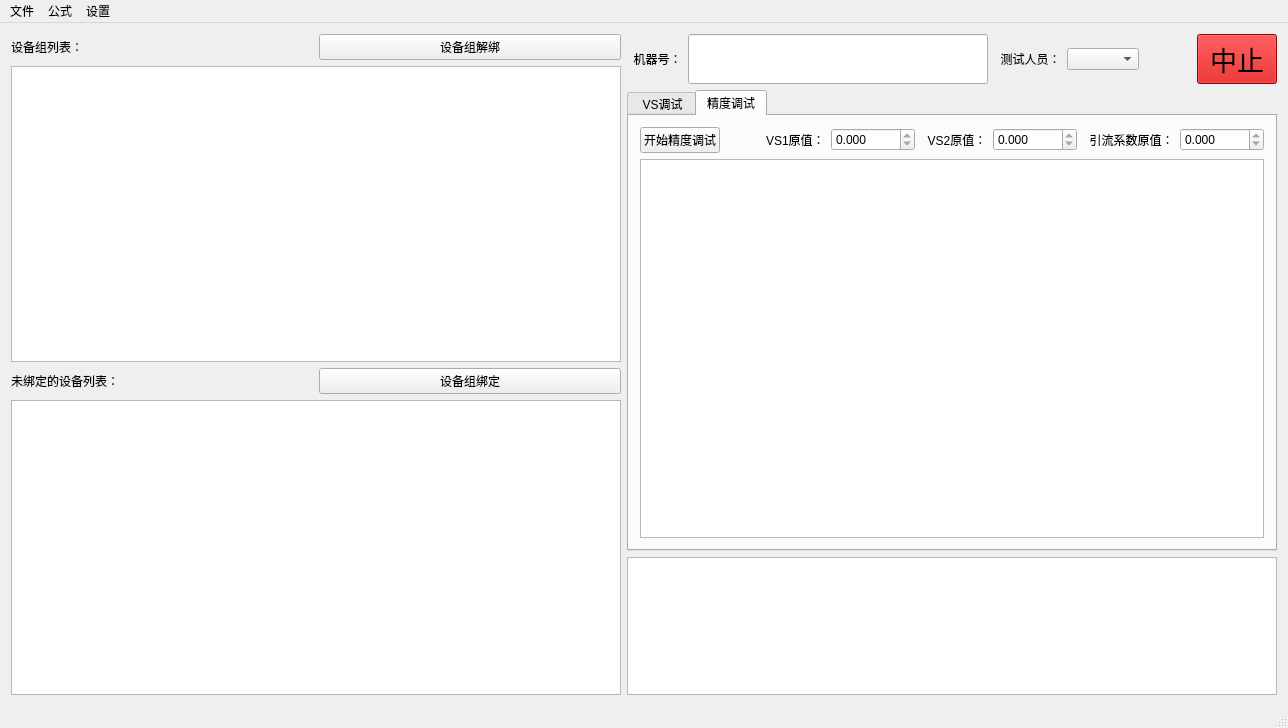
Above: mainwindow.ui from hooray1998/PCSoftware before the change. Below: the same form after it.
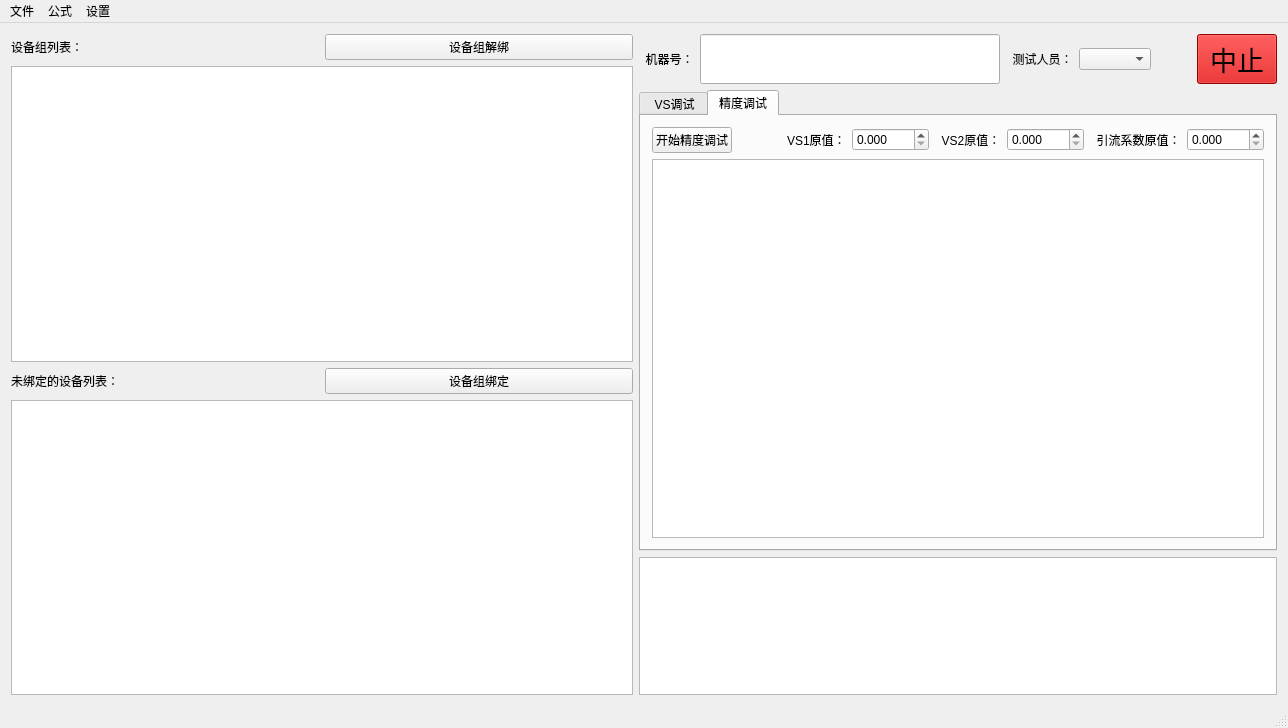
That is the form after the change. The open tabs and pages were chosen to show the change.

```diff
--- a/mainwindow.ui
+++ b/mainwindow.ui
@@ -320,13 +320,13 @@
             <item>
              <widget class="QDoubleSpinBox" name="doubleSpinBoxVS1Value_jdmode">
               <property name="readOnly">
-               <bool>true</bool>
+               <bool>false</bool>
               </property>
               <property name="decimals">
                <number>3</number>
               </property>
               <property name="maximum">
-               <double>99999.990000000005239</double>
+               <double>9999.998999999999796</double>
               </property>
              </widget>
             </item>
@@ -340,13 +340,13 @@
             <item>
              <widget class="QDoubleSpinBox" name="doubleSpinBoxVS2Value_jdmode">
               <property name="readOnly">
-               <bool>true</bool>
+               <bool>false</bool>
               </property>
               <property name="decimals">
                <number>3</number>
               </property>
               <property name="maximum">
-               <double>99999.990000000005239</double>
+               <double>9999.998999999999796</double>
               </property>
              </widget>
             </item>
@@ -360,13 +360,13 @@
             <item>
              <widget class="QDoubleSpinBox" name="doubleSpinBoxYinliuValue_jdmode">
               <property name="readOnly">
-               <bool>true</bool>
+               <bool>false</bool>
               </property>
               <property name="decimals">
                <number>3</number>
               </property>
               <property name="maximum">
-               <double>99999.990000000005239</double>
+               <double>9999.998999999999796</double>
               </property>
              </widget>
             </item>
```
Left out of the diff: 8 changed lines with no effect on the pictures.
